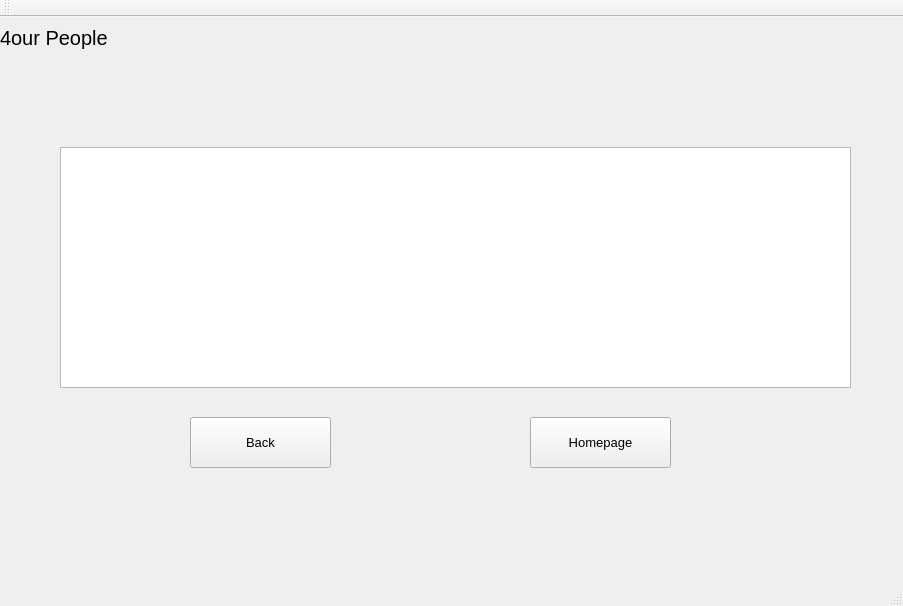
Before: the Qt Designer form qt_cuacs_UI/mainwindow.ui in kalebtesfay/Animal_Shelter_System, drawn with Qt 5.
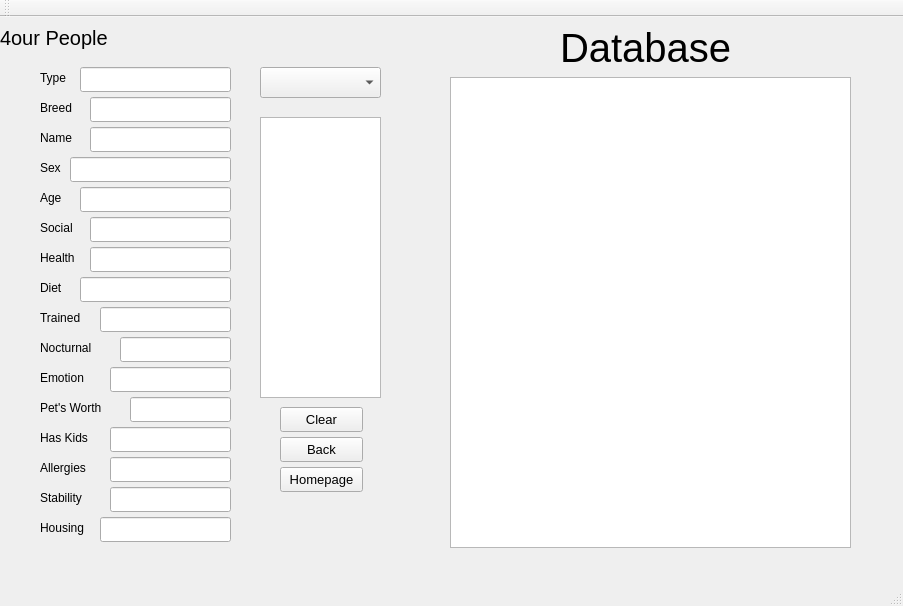
After: the same form once the commit is applied. The open tabs and pages were chosen to show the change.

Commit message: UI updated again:rocket:

```diff
--- a/qt_cuacs_UI/mainwindow.ui
+++ b/qt_cuacs_UI/mainwindow.ui
@@ -1754,19 +1754,19 @@
      <widget class="QTableView" name="tableView_4">
       <property name="geometry">
        <rect>
-        <x>60</x>
-        <y>130</y>
-        <width>791</width>
-        <height>241</height>
+        <x>450</x>
+        <y>60</y>
+        <width>401</width>
+        <height>471</height>
        </rect>
       </property>
      </widget>
      <widget class="QLabel" name="label_25">
       <property name="geometry">
        <rect>
-        <x>300</x>
-        <y>50</y>
-        <width>311</width>
+        <x>560</x>
+        <y>0</y>
+        <width>201</width>
         <height>61</height>
        </rect>
       </property>
@@ -1776,16 +1776,16 @@
        </font>
       </property>
       <property name="text">
-       <string/>
+       <string>Database</string>
       </property>
      </widget>
      <widget class="QPushButton" name="pushButton_14">
       <property name="geometry">
        <rect>
-        <x>190</x>
-        <y>400</y>
-        <width>141</width>
-        <height>51</height>
+        <x>280</x>
+        <y>420</y>
+        <width>83</width>
+        <height>25</height>
        </rect>
       </property>
       <property name="font">
@@ -1800,10 +1800,10 @@
      <widget class="QPushButton" name="pushButton_15">
       <property name="geometry">
        <rect>
-        <x>530</x>
-        <y>400</y>
-        <width>141</width>
-        <height>51</height>
+        <x>280</x>
+        <y>450</y>
+        <width>83</width>
+        <height>25</height>
        </rect>
       </property>
       <property name="font">
@@ -1815,6 +1815,412 @@
        <string>Homepage</string>
       </property>
      </widget>
+     <widget class="QLabel" name="label_140">
+      <property name="geometry">
+       <rect>
+        <x>40</x>
+        <y>230</y>
+        <width>51</width>
+        <height>21</height>
+       </rect>
+      </property>
+      <property name="text">
+       <string>Health</string>
+      </property>
+     </widget>
+     <widget class="QLineEdit" name="lineEdit_125">
+      <property name="geometry">
+       <rect>
+        <x>110</x>
+        <y>350</y>
+        <width>121</width>
+        <height>25</height>
+       </rect>
+      </property>
+     </widget>
+     <widget class="QLineEdit" name="lineEdit_126">
+      <property name="geometry">
+       <rect>
+        <x>130</x>
+        <y>380</y>
+        <width>101</width>
+        <height>25</height>
+       </rect>
+      </property>
+     </widget>
+     <widget class="QLineEdit" name="lineEdit_127">
+      <property name="geometry">
+       <rect>
+        <x>110</x>
+        <y>470</y>
+        <width>121</width>
+        <height>25</height>
+       </rect>
+      </property>
+     </widget>
+     <widget class="QLineEdit" name="lineEdit_128">
+      <property name="geometry">
+       <rect>
+        <x>80</x>
+        <y>260</y>
+        <width>151</width>
+        <height>25</height>
+       </rect>
+      </property>
+     </widget>
+     <widget class="QLabel" name="label_141">
+      <property name="geometry">
+       <rect>
+        <x>40</x>
+        <y>320</y>
+        <width>71</width>
+        <height>21</height>
+       </rect>
+      </property>
+      <property name="text">
+       <string>Nocturnal</string>
+      </property>
+     </widget>
+     <widget class="QLabel" name="label_142">
+      <property name="geometry">
+       <rect>
+        <x>40</x>
+        <y>350</y>
+        <width>61</width>
+        <height>21</height>
+       </rect>
+      </property>
+      <property name="text">
+       <string>Emotion</string>
+      </property>
+     </widget>
+     <widget class="QLabel" name="label_143">
+      <property name="geometry">
+       <rect>
+        <x>40</x>
+        <y>80</y>
+        <width>41</width>
+        <height>21</height>
+       </rect>
+      </property>
+      <property name="text">
+       <string>Breed</string>
+      </property>
+     </widget>
+     <widget class="QLabel" name="label_144">
+      <property name="geometry">
+       <rect>
+        <x>40</x>
+        <y>140</y>
+        <width>31</width>
+        <height>21</height>
+       </rect>
+      </property>
+      <property name="text">
+       <string>Sex</string>
+      </property>
+     </widget>
+     <widget class="QLineEdit" name="lineEdit_129">
+      <property name="geometry">
+       <rect>
+        <x>90</x>
+        <y>80</y>
+        <width>141</width>
+        <height>25</height>
+       </rect>
+      </property>
+     </widget>
+     <widget class="QLabel" name="label_145">
+      <property name="geometry">
+       <rect>
+        <x>40</x>
+        <y>200</y>
+        <width>41</width>
+        <height>21</height>
+       </rect>
+      </property>
+      <property name="text">
+       <string>Social</string>
+      </property>
+     </widget>
+     <widget class="QLabel" name="label_146">
+      <property name="geometry">
+       <rect>
+        <x>40</x>
+        <y>260</y>
+        <width>31</width>
+        <height>21</height>
+       </rect>
+      </property>
+      <property name="text">
+       <string>Diet</string>
+      </property>
+     </widget>
+     <widget class="QLineEdit" name="lineEdit_130">
+      <property name="geometry">
+       <rect>
+        <x>100</x>
+        <y>500</y>
+        <width>131</width>
+        <height>25</height>
+       </rect>
+      </property>
+     </widget>
+     <widget class="QLineEdit" name="lineEdit_131">
+      <property name="geometry">
+       <rect>
+        <x>100</x>
+        <y>290</y>
+        <width>131</width>
+        <height>25</height>
+       </rect>
+      </property>
+     </widget>
+     <widget class="QLabel" name="label_147">
+      <property name="geometry">
+       <rect>
+        <x>40</x>
+        <y>380</y>
+        <width>81</width>
+        <height>21</height>
+       </rect>
+      </property>
+      <property name="text">
+       <string>Pet's Worth</string>
+      </property>
+     </widget>
+     <widget class="QLabel" name="label_148">
+      <property name="geometry">
+       <rect>
+        <x>40</x>
+        <y>170</y>
+        <width>31</width>
+        <height>21</height>
+       </rect>
+      </property>
+      <property name="text">
+       <string>Age</string>
+      </property>
+     </widget>
+     <widget class="QLineEdit" name="lineEdit_132">
+      <property name="geometry">
+       <rect>
+        <x>80</x>
+        <y>170</y>
+        <width>151</width>
+        <height>25</height>
+       </rect>
+      </property>
+     </widget>
+     <widget class="QLabel" name="label_149">
+      <property name="geometry">
+       <rect>
+        <x>40</x>
+        <y>290</y>
+        <width>51</width>
+        <height>21</height>
+       </rect>
+      </property>
+      <property name="text">
+       <string>Trained</string>
+      </property>
+     </widget>
+     <widget class="QLabel" name="label_150">
+      <property name="geometry">
+       <rect>
+        <x>40</x>
+        <y>50</y>
+        <width>31</width>
+        <height>21</height>
+       </rect>
+      </property>
+      <property name="text">
+       <string>Type</string>
+      </property>
+     </widget>
+     <widget class="QLineEdit" name="lineEdit_133">
+      <property name="geometry">
+       <rect>
+        <x>70</x>
+        <y>140</y>
+        <width>161</width>
+        <height>25</height>
+       </rect>
+      </property>
+     </widget>
+     <widget class="QLineEdit" name="lineEdit_134">
+      <property name="geometry">
+       <rect>
+        <x>110</x>
+        <y>440</y>
+        <width>121</width>
+        <height>25</height>
+       </rect>
+      </property>
+     </widget>
+     <widget class="QLineEdit" name="lineEdit_135">
+      <property name="geometry">
+       <rect>
+        <x>90</x>
+        <y>230</y>
+        <width>141</width>
+        <height>25</height>
+       </rect>
+      </property>
+     </widget>
+     <widget class="QLineEdit" name="lineEdit_136">
+      <property name="geometry">
+       <rect>
+        <x>110</x>
+        <y>410</y>
+        <width>121</width>
+        <height>25</height>
+       </rect>
+      </property>
+     </widget>
+     <widget class="QLabel" name="label_151">
+      <property name="geometry">
+       <rect>
+        <x>40</x>
+        <y>470</y>
+        <width>61</width>
+        <height>21</height>
+       </rect>
+      </property>
+      <property name="text">
+       <string>Stability</string>
+      </property>
+     </widget>
+     <widget class="QLabel" name="label_152">
+      <property name="geometry">
+       <rect>
+        <x>40</x>
+        <y>410</y>
+        <width>61</width>
+        <height>21</height>
+       </rect>
+      </property>
+      <property name="text">
+       <string>Has Kids</string>
+      </property>
+     </widget>
+     <widget class="QLineEdit" name="lineEdit_137">
+      <property name="geometry">
+       <rect>
+        <x>120</x>
+        <y>320</y>
+        <width>111</width>
+        <height>25</height>
+       </rect>
+      </property>
+     </widget>
+     <widget class="QLabel" name="label_153">
+      <property name="geometry">
+       <rect>
+        <x>40</x>
+        <y>440</y>
+        <width>61</width>
+        <height>21</height>
+       </rect>
+      </property>
+      <property name="text">
+       <string>Allergies</string>
+      </property>
+     </widget>
+     <widget class="QLabel" name="label_154">
+      <property name="geometry">
+       <rect>
+        <x>40</x>
+        <y>500</y>
+        <width>51</width>
+        <height>21</height>
+       </rect>
+      </property>
+      <property name="text">
+       <string>Housing</string>
+      </property>
+     </widget>
+     <widget class="QLineEdit" name="lineEdit_138">
+      <property name="geometry">
+       <rect>
+        <x>90</x>
+        <y>110</y>
+        <width>141</width>
+        <height>25</height>
+       </rect>
+      </property>
+     </widget>
+     <widget class="QLabel" name="label_155">
+      <property name="geometry">
+       <rect>
+        <x>40</x>
+        <y>110</y>
+        <width>41</width>
+        <height>21</height>
+       </rect>
+      </property>
+      <property name="text">
+       <string>Name</string>
+      </property>
+     </widget>
+     <widget class="QLineEdit" name="lineEdit_139">
+      <property name="geometry">
+       <rect>
+        <x>80</x>
+        <y>50</y>
+        <width>151</width>
+        <height>25</height>
+       </rect>
+      </property>
+     </widget>
+     <widget class="QListView" name="listView_9">
+      <property name="geometry">
+       <rect>
+        <x>260</x>
+        <y>100</y>
+        <width>121</width>
+        <height>281</height>
+       </rect>
+      </property>
+     </widget>
+     <widget class="QLineEdit" name="lineEdit_140">
+      <property name="geometry">
+       <rect>
+        <x>90</x>
+        <y>200</y>
+        <width>141</width>
+        <height>25</height>
+       </rect>
+      </property>
+     </widget>
+     <widget class="QComboBox" name="comboBox_8">
+      <property name="geometry">
+       <rect>
+        <x>260</x>
+        <y>50</y>
+        <width>121</width>
+        <height>31</height>
+       </rect>
+      </property>
+     </widget>
+     <widget class="QPushButton" name="pushButton_54">
+      <property name="geometry">
+       <rect>
+        <x>280</x>
+        <y>390</y>
+        <width>83</width>
+        <height>25</height>
+       </rect>
+      </property>
+      <property name="font">
+       <font>
+        <pointsize>10</pointsize>
+       </font>
+      </property>
+      <property name="text">
+       <string>Clear</string>
+      </property>
+     </widget>
     </widget>
     <widget class="QWidget" name="page_8">
      <widget class="QLabel" name="label_30">
```
Left out of the diff: 14 changed lines with no effect on the pictures.
